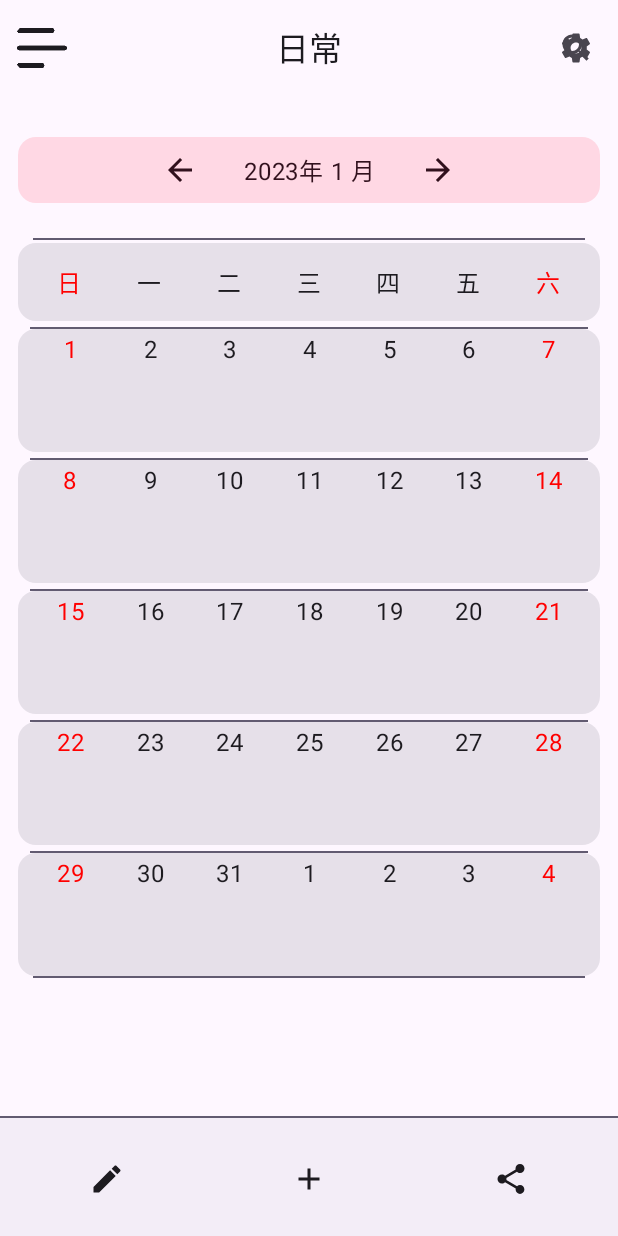
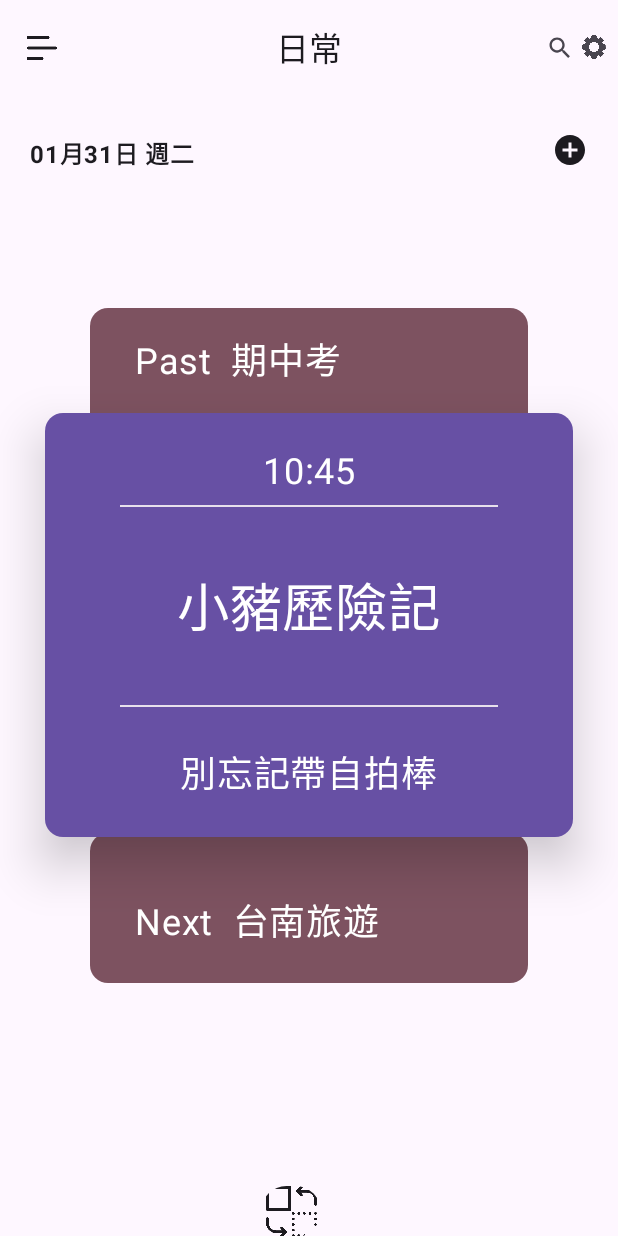
Before and after one commit to ez945y/MSchedule, an Android app built with Jetpack Compose: the screen it shows after launch (MainActivity), on a phone screen of 412 x 824 dp. Run offline under Robolectric (Android 15) with nearby library versions, the phone set to English and light mode, and no system bars; our stand-ins replace Dagger/Hilt's generated code, accompanist.

Commit message:
write simpleScreen and combine calenderScreen

```diff
--- a/app/src/main/java/com/example/mschedule/MainActivity.kt
+++ b/app/src/main/java/com/example/mschedule/MainActivity.kt
@@ -111,9 +111,7 @@ class MainActivity : ComponentActivity() {
                             composable(DrawerScreens.Day.route+"/{dateID}") { backStackEntry ->
                                 DayScreen(
                                     dateId = backStackEntry.arguments?.getString("dateID").orEmpty(),
-                                    navController = navController,openDrawer = {
-                                        openDrawer()
-                                    },
+                                    navController = navController,
                                 )
                             }
 
--- a/app/src/main/java/com/example/mschedule/entity/DB.kt
+++ b/app/src/main/java/com/example/mschedule/entity/DB.kt
@@ -22,6 +22,7 @@ object FeedReaderContract {
     object FeedEntry2 : BaseColumns {
         const val TABLE_NAME = "itemList"
         const val COLUMN_NAME_title = "title"
+        const val COLUMN_NAME_clock = "clock"
         const val COLUMN_NAME_startTime = "startTime"
         const val COLUMN_NAME_endTime = "endTime"
         const val COLUMN_NAME_isAllDay = "isAllDay"
@@ -52,9 +53,9 @@ private const val SQL_CREATE_ENTRIES2 =
             "${BaseColumns._ID} INTEGER PRIMARY KEY," +
             "${FeedReaderContract.FeedEntry2.COLUMN_NAME_title} TEXT," +
             "${FeedReaderContract.FeedEntry2.COLUMN_NAME_startTime} TEXT," +
-            "${FeedReaderContract.FeedEntry2.COLUMN_NAME_endTime} TEXT," +
+            "${FeedReaderContract.FeedEntry2.COLUMN_NAME_endTime} TEXT," + //clock
             "${FeedReaderContract.FeedEntry2.COLUMN_NAME_isAllDay} Bool," +
-            "${FeedReaderContract.FeedEntry2.COLUMN_NAME_isRepeat} Bool," +
+            "${FeedReaderContract.FeedEntry2.COLUMN_NAME_isRepeat} Bool," + //Int
             "${FeedReaderContract.FeedEntry2.COLUMN_NAME_member} TEXT," +
             "${FeedReaderContract.FeedEntry2.COLUMN_NAME_schedule} TEXT," +
             "${FeedReaderContract.FeedEntry2.COLUMN_NAME_tag} TEXT," +
@@ -186,7 +187,7 @@ fun db_Select(date: LocalDate, context: Context) {
                 item.startTime.value = sdf.parse(getString(2)).toInstant().atZone(
                     ZoneId.systemDefault()).toLocalDate()
                 item.endTime.value = sdf.parse(getString(3)).toInstant().atZone(
-                    ZoneId.systemDefault()).toLocalDate()
+                    ZoneId.systemDefault()).toLocalDate() //clock
                 item.isAllDay.value = getInt(4) > 0
                 item.isRepeat.value = getInt(5) > 0
                 item.member.value = getString(6).orEmpty()
--- a/app/src/main/java/com/example/mschedule/screen/MScaffold.kt
+++ b/app/src/main/java/com/example/mschedule/screen/MScaffold.kt
@@ -1,6 +1,7 @@
 package com.example.mschedule.screen
 
 import androidx.compose.foundation.clickable
+import androidx.compose.foundation.layout.*
 import androidx.compose.material.icons.Icons
 import androidx.compose.material.icons.filled.*
 import androidx.compose.material3.*
@@ -27,17 +28,19 @@ fun MTopBar(
         },
         navigationIcon = {
             IconButton(onClick = { onButtonClicked() }) {
-                Icon(painter = painterResource(R.drawable.menu), null)
+                Icon(painter = painterResource(R.drawable.menu), null,modifier=Modifier.size(24.dp))
             }
         },
         actions = {
             IconButton(onClick = { onSearchBarClick() } //do something
             ) {
                 if (icon == "s") {
-                    Icon(Icons.Filled.Search, null)
-                    Icon(Icons.Filled.Settings, null)
+                    Row {
+                        Icon(Icons.Filled.Search, null,modifier = Modifier.size(24.dp).padding(end=5.dp))
+                        Icon(painterResource(id = R.drawable.setting), null,modifier = Modifier.padding(top=3.dp))
+                    }
                 }else {
-                    Icon(Icons.Filled.Close, null)
+                    Icon(Icons.Filled.Close, null,modifier=Modifier.size(24.dp))
                 }
             }
         },
--- a/app/src/main/java/com/example/mschedule/screen/MainScreen.kt
+++ b/app/src/main/java/com/example/mschedule/screen/MainScreen.kt
@@ -6,6 +6,7 @@ import android.os.Build
 import androidx.annotation.RequiresApi
 import androidx.compose.foundation.clickable
 import androidx.compose.foundation.gestures.Orientation
+import androidx.compose.foundation.gestures.ScrollableState
 import androidx.compose.foundation.gestures.rememberScrollableState
 import androidx.compose.foundation.gestures.scrollable
 import androidx.compose.foundation.layout.*
@@ -21,6 +22,7 @@ import androidx.compose.ui.Alignment
 import androidx.compose.ui.Modifier
 import androidx.compose.ui.graphics.Color
 import androidx.compose.ui.platform.LocalContext
+import androidx.compose.ui.res.painterResource
 import androidx.compose.ui.text.input.TextFieldValue
 import androidx.compose.ui.text.style.TextAlign
 import androidx.compose.ui.tooling.preview.Preview
@@ -29,6 +31,7 @@ import androidx.navigation.NavController
 import androidx.navigation.compose.rememberNavController
 import com.example.mschedule.entity.*
 import com.example.mschedule.ui.theme.MScheduleTheme
+import com.example.myapplication7.R
 import com.google.accompanist.systemuicontroller.rememberSystemUiController
 import java.time.LocalDate
 import java.time.ZoneId
@@ -63,6 +66,7 @@ fun MainScreen(
     val localDate = remember { mutableStateOf(LocalDate.now()) }
     val formatterMonth = DateTimeFormatter.ofPattern("MM", Locale.TAIWAN)
     val formatterYear = DateTimeFormatter.ofPattern("yyyy", Locale.TAIWAN)
+    val formatterDay = DateTimeFormatter.ofPattern("dd", Locale.TAIWAN)
     val context = LocalContext.current
     val textState = remember { mutableStateOf(TextFieldValue("")) }
     var showAlertDialog by remember { mutableStateOf(false) }
@@ -73,24 +77,30 @@ fun MainScreen(
     var monthNum = remember {
         mutableStateOf(localDate.value.format(formatterMonth).toInt())
     }
+    var dayNum = remember {
+        mutableStateOf(localDate.value.format(formatterDay).toInt())
+    }
     val months = Months()
-    val month = months.getMoon(yearNum.value,monthNum.value)
+    val month = months.getMoon(yearNum.value, monthNum.value)
 
     val horizontalCount = remember {
         mutableStateOf(0.0)
     }
     val state = rememberScrollableState {
         horizontalCount.value += it
-        if(horizontalCount.value<-400.0 && monthNum.value<12){
-            monthNum.value+=1
+        if (horizontalCount.value < -400.0 && monthNum.value < 12) {
+            monthNum.value += 1
             horizontalCount.value = 0.0
 
         }
-        if(horizontalCount.value>400.0 && monthNum.value>1){
-            monthNum.value-=1
+        if (horizontalCount.value > 400.0 && monthNum.value > 1) {
+            monthNum.value -= 1
             horizontalCount.value = 0.0
         }
         it
+    }
+    val change = remember {
+        mutableStateOf(0)
     }
     systemUiController.setNavigationBarColor(Color.Transparent, darkIcons = false)
     Scaffold(
@@ -109,70 +119,29 @@ fun MainScreen(
                 MTopBar("日常", { showAlertDialog = true }, "s", openDrawer)
             }
         },
-        bottomBar = {
-            MBottomBar(onAddScheduleClick = {
-                navController.navigate("Add/${
-                    localDate.value.format(DateTimeFormatter.ofPattern("yyyy-MM-dd"))
-                }")
-            })
-        },
+
         ) { contentPadding ->
-        Box(modifier = Modifier
-            .padding(contentPadding)) {
-            Column(
-                verticalArrangement = Arrangement.Top,
-                horizontalAlignment = Alignment.CenterHorizontally,
-                modifier = Modifier
-                    .padding(4.dp),
-            ) {
-                //日期
-                Card(modifier = Modifier
-                    .padding(8.dp)
-                    .padding(vertical = 15.dp),
-                    colors = CardDefaults.cardColors(containerColor = MaterialTheme.colorScheme.tertiaryContainer)
-                ) {
-                    Row(Modifier
-                        .padding(top = 10.dp, bottom = 10.dp, start = 30.dp, end = 30.dp)
-                        .fillMaxWidth(),
-                        horizontalArrangement = Arrangement.Center) {
-                        Icon(Icons.Filled.ArrowBack,
-                            modifier = Modifier.clickable {yearNum.value-=1},
-                            contentDescription = null)
-                        Text(text = "${yearNum.value}年 ${monthNum.value} 月",
-                            textAlign = TextAlign.Center,
-                            modifier = Modifier
-                                .padding(start = 30.dp, end = 30.dp)
-                                .clickable {
-                                    datePicker(true, context, localDate.value, onDateSelect = {
-                                        localDate.value = it
-                                    })
-                                }
+        Box(modifier = Modifier.padding(contentPadding)) {
+            if (change.value == 0) {
+                simpleScreen(dateId = "${yearNum.value}-${monthNum.value}-${dayNum.value}",
+                    navController = navController)
+            } else {
+                if (change.value == 1) {
+                    DayScreen(
+                        dateId = "${yearNum.value}-${monthNum.value}-${dayNum.value}",
+                        navController = navController,
                     )
-                        Icon(Icons.Filled.ArrowForward,
-                            modifier = Modifier.clickable {yearNum.value+=1},
-                            contentDescription = null)
+                } else {
+                    calenderScreen(yearNum = yearNum,
+                        monthNum = monthNum,
+                        context = context,
+                        localDate = localDate,
+                        navController = navController,
+                        month = month,
+                        state = state)
                 }
             }
 
-                Divider(color = MaterialTheme.colorScheme.secondary,
-                    thickness = 1.dp,
-                    modifier = Modifier
-                        .padding(horizontal = 18.dp))
-                WeekItem()
-                //日曆
-
-                LazyColumn(modifier = Modifier.padding(horizontal = 8.dp).scrollable(
-                    state = state, orientation = Orientation.Horizontal,
-                )) {
-                    items(month) { m ->
-                        Divider(color = MaterialTheme.colorScheme.secondary,
-                            thickness = 1.dp,
-                            modifier = Modifier
-                                .padding(top = 4.dp)
-                                .padding(horizontal = 8.dp))
-                        DateItem(m, navController, yearNum.value.toString(), monthNum.value.toString(), context)
-                    }
-                }
             /*
             Card(modifier = Modifier.padding(top = 320.dp, start = 165.dp, end = 65.dp),
                 border = BorderStroke(1.dp, Color.Black),
@@ -186,17 +155,84 @@ fun MainScreen(
             }
              */
 
-                Divider(color = MaterialTheme.colorScheme.secondary,
-                    thickness = 1.dp,
-                    modifier = Modifier
-                        .padding(horizontal = 18.dp))
+
+        }
+        IconButton(onClick = {
+            change.value += 1
+            change.value %= 3
+        }, modifier = Modifier.padding(top = 790.dp, start = 170.dp)) {
+            Icon(painterResource(R.drawable.resource_switch), null)
         }
         if (showAlertDialog) {
             ItemList(state = textState)
         }
     }
 }
+
+@Composable
+fun calenderScreen(
+    yearNum: MutableState<Int>,
+    monthNum: MutableState<Int>,
+    context: Context,
+    localDate: MutableState<LocalDate>,
+    navController: NavController,
+    month: ArrayList<ArrayList<String>>,
+    state: ScrollableState,
+) {
+    Card(modifier = Modifier
+        .padding(8.dp)
+        .padding(vertical = 15.dp),
+        colors = CardDefaults.cardColors(containerColor = MaterialTheme.colorScheme.tertiaryContainer)) {
+        Row(Modifier
+            .padding(top = 10.dp, bottom = 10.dp, start = 30.dp, end = 30.dp)
+            .fillMaxWidth(), horizontalArrangement = Arrangement.Center) {
+            Icon(Icons.Filled.ArrowBack,
+                modifier = Modifier.clickable { yearNum.value -= 1 },
+                contentDescription = null)
+            Text(text = "${yearNum.value}年 ${monthNum.value} 月",
+                textAlign = TextAlign.Center,
+                modifier = Modifier
+                    .padding(start = 30.dp, end = 30.dp)
+                    .clickable {
+                        datePicker(true, context, localDate.value, onDateSelect = {
+                            localDate.value = it
+                        })
+                    })
+            Icon(Icons.Filled.ArrowForward,
+                modifier = Modifier.clickable { yearNum.value += 1 },
+                contentDescription = null)
         }
+        Divider(color = MaterialTheme.colorScheme.secondary,
+            thickness = 1.dp,
+            modifier = Modifier.padding(horizontal = 18.dp))
+        WeekItem()
+        //日曆
+        LazyColumn(modifier = Modifier
+            .padding(horizontal = 8.dp)
+            .scrollable(
+                state = state, orientation = Orientation.Horizontal,
+            )) {
+            items(month) { m ->
+                Divider(color = MaterialTheme.colorScheme.secondary,
+                    thickness = 1.dp,
+                    modifier = Modifier
+                        .padding(top = 4.dp)
+                        .padding(horizontal = 8.dp))
+                DateItem(m,
+                    navController,
+                    yearNum.value.toString(),
+                    monthNum.value.toString(),
+                    context)
+            }
+        }
+        Divider(color = MaterialTheme.colorScheme.secondary,
+            thickness = 1.dp,
+            modifier = Modifier
+                .padding(horizontal = 18.dp)
+                .padding(bottom = 32.dp))
+    }
+}
+
 
 @Composable
 fun WeekItem(
@@ -214,15 +250,11 @@ fun WeekItem(
             horizontalArrangement = Arrangement.SpaceAround,
             verticalAlignment = Alignment.CenterVertically) {
             itemsIndexed(weeks) { idx, week ->
-                Text(
-                    text = week,
-                    textAlign = TextAlign.Center,
-                    color = if (idx == 0 || idx == 6) {
+                Text(text = week, textAlign = TextAlign.Center, color = if (idx == 0 || idx == 6) {
                     Color.Red
                 } else {
                     Color.Unspecified
-                    }
-                )
+                })
             }
         }
     }
@@ -245,22 +277,20 @@ fun DateItem(
             itemsIndexed(week) { idx, date ->
                 Column(horizontalAlignment = Alignment.CenterHorizontally,
                     modifier = Modifier.clickable { navController.navigate("Day/$year-$month-$date") }) {
-                    Text(
-                        text = date,
+                    Text(text = date,
                         textAlign = TextAlign.Center,
                         modifier = Modifier.padding(top = 2.dp),
                         color = if (idx == 0 || idx == 6) {
                             Color.Red
                         } else {
                             Color.Unspecified
-                        }
-                    )
+                        })
                     Column {
                         Box(modifier = Modifier.size(40.dp, 56.dp),
                             contentAlignment = Alignment.Center) {
 
-                            if (db_Check(sdf.parse("$year-$month-$date").toInstant().atZone(
-                                    ZoneId.systemDefault()).toLocalDate(), context)
+                            if (db_Check(sdf.parse("$year-$month-$date").toInstant()
+                                    .atZone(ZoneId.systemDefault()).toLocalDate(), context)
                             ) {
                                 Icon(Icons.Filled.Done, null)
                             }
@@ -282,8 +312,7 @@ fun MainPreview() {
         Surface {
             MainScreen(
                 navController = rememberNavController(),
-            ) {
-            }
+            ) {}
 
         }
     }
--- /dev/null
+++ b/app/src/main/java/com/example/mschedule/screen/simpleScreen.kt
@@ -0,0 +1,124 @@
+package com.example.mschedule.screen
+
+import androidx.compose.foundation.clickable
+import androidx.compose.foundation.layout.*
+import androidx.compose.material.icons.Icons
+import androidx.compose.material.icons.outlined.AddCircle
+import androidx.compose.material3.*
+import androidx.compose.runtime.Composable
+import androidx.compose.runtime.mutableStateOf
+import androidx.compose.runtime.remember
+import androidx.compose.ui.Alignment
+import androidx.compose.ui.Modifier
+import androidx.compose.ui.platform.LocalContext
+import androidx.compose.ui.text.font.FontWeight
+import androidx.compose.ui.text.style.TextAlign
+import androidx.compose.ui.tooling.preview.Preview
+import androidx.compose.ui.unit.dp
+import androidx.compose.ui.unit.sp
+import androidx.navigation.NavController
+import androidx.navigation.compose.rememberNavController
+import com.example.mschedule.entity.scheduleItemList
+import com.example.mschedule.entity.sdf
+import com.example.mschedule.ui.theme.MScheduleTheme
+import java.time.ZoneId
+import java.time.format.DateTimeFormatter
+import java.util.*
+
+@Composable
+fun simpleScreen(dateId: String = "2023-01-28", navController: NavController,) {
+    val formatter = DateTimeFormatter.ofPattern("MM月dd日 E", Locale.TAIWAN)
+    val context = LocalContext.current
+    var date = remember {
+        mutableStateOf(sdf.parse(dateId).toInstant().atZone(
+            ZoneId.systemDefault()).toLocalDate())
+    }
+    val tempList = scheduleItemList
+    var index = remember { mutableStateOf(1) }
+    Column {
+        Row(
+            modifier = Modifier
+                .padding(vertical = 6.dp)
+                .fillMaxWidth(),
+            horizontalArrangement = Arrangement.SpaceBetween,
+            verticalAlignment = Alignment.CenterVertically,
+        ) {
+            Text(text = date.value.format(formatter),
+                textAlign = TextAlign.Center,
+                fontWeight = FontWeight.Bold,
+                modifier = Modifier
+                    .padding(start = 20.dp, top = 20.dp, bottom = 15.dp)
+                    .clickable {
+                        datePicker(true, context, date.value, onDateSelect = {
+                            date.value = it
+                        })
+                    }
+            )
+            Icon(Icons.Outlined.AddCircle,
+                contentDescription = null,
+                modifier = Modifier
+                    .padding(end = 20.dp)
+                    .clickable { navController.navigate("Add/$dateId") })
+        }
+        Box(modifier = Modifier.padding(top = 70.dp)) { //(horizontalAlignment = Alignment.CenterHorizontally)
+            Card(modifier = Modifier
+                .padding(start = 60.dp, end = 60.dp)
+                .fillMaxWidth()
+                .size(0.dp, 100.dp)
+                .clickable {},
+                colors = CardDefaults.cardColors(containerColor = MaterialTheme.colorScheme.tertiary)) {
+                Column(horizontalAlignment = Alignment.CenterHorizontally, modifier = Modifier
+                    .padding(top = 16.dp)) {
+                    Text("Past  ${tempList[index.value - 1].title.value}", modifier = Modifier
+                        .padding(start = 30.dp), fontSize = 24.sp)
+                }
+            }
+
+            Card(modifier = Modifier
+                .padding(start = 60.dp, end = 60.dp, top = 350.dp)
+                .fillMaxWidth()
+                .size(0.dp, 100.dp)
+                .clickable {},
+                colors = CardDefaults.cardColors(containerColor = MaterialTheme.colorScheme.tertiary)) {
+                Column(horizontalAlignment = Alignment.CenterHorizontally, modifier = Modifier
+                    .padding(top = 40.dp)) {
+                    Text("Next  ${tempList[index.value + 1].title.value}", modifier = Modifier
+                        .padding(start = 30.dp), fontSize = 24.sp)
+                }
+            }
+            Card(modifier = Modifier
+                .padding(top = 70.dp, start = 30.dp, end = 30.dp)
+                .fillMaxWidth(),
+                elevation = CardDefaults.elevatedCardElevation(defaultElevation = 20.dp),
+                colors = CardDefaults.cardColors(containerColor = MaterialTheme.colorScheme.primary)) {
+                Column(horizontalAlignment = Alignment.CenterHorizontally) {
+                    Text("10:45", modifier = Modifier
+                        .padding(top = 25.dp, bottom = 8.dp), fontSize = 24.sp)
+                    Divider(color = MaterialTheme.colorScheme.surfaceVariant,
+                        thickness = 1.dp,
+                        modifier = Modifier
+                            .padding(horizontal = 50.dp))
+                    Text("${tempList[index.value].title.value}", modifier = Modifier
+                        .padding(top = 40.dp, bottom = 40.dp), fontSize = 35.sp)
+                    Divider(color = MaterialTheme.colorScheme.surfaceVariant,
+                        thickness = 1.dp,
+                        modifier = Modifier
+                            .padding(horizontal = 50.dp))
+                    Text("別忘記帶自拍棒", modifier = Modifier
+                        .padding(top = 25.dp, bottom = 25.dp), fontSize = 24.sp)
+                }
+            }
+        }
+    }
+}
+
+@Preview
+@Composable
+fun simplePreview() {
+    MScheduleTheme {
+        Surface {
+            simpleScreen("2023-01-28",rememberNavController())
+        }
+    }
+
+}
```
Also changed, not shown: app/src/main/java/com/example/mschedule/screen/DayScreen.kt (+3 -12 lines), app/src/main/res/drawable-nodpi/setting.png (added). Lines whose indentation alone changed are shown as unchanged.
